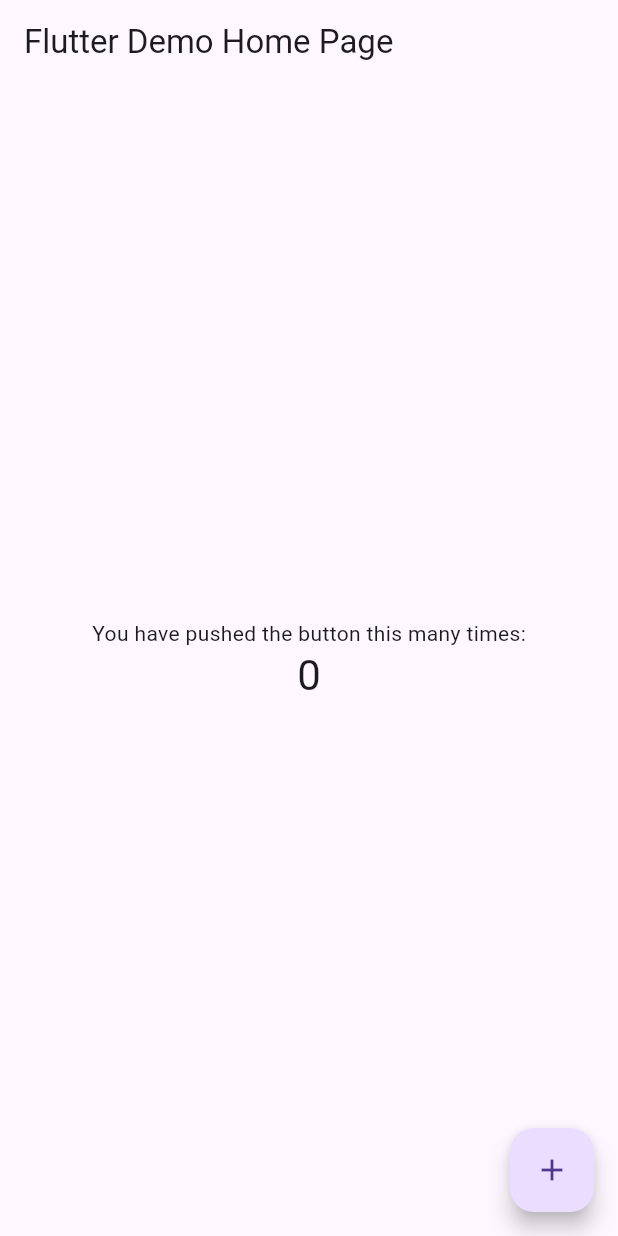
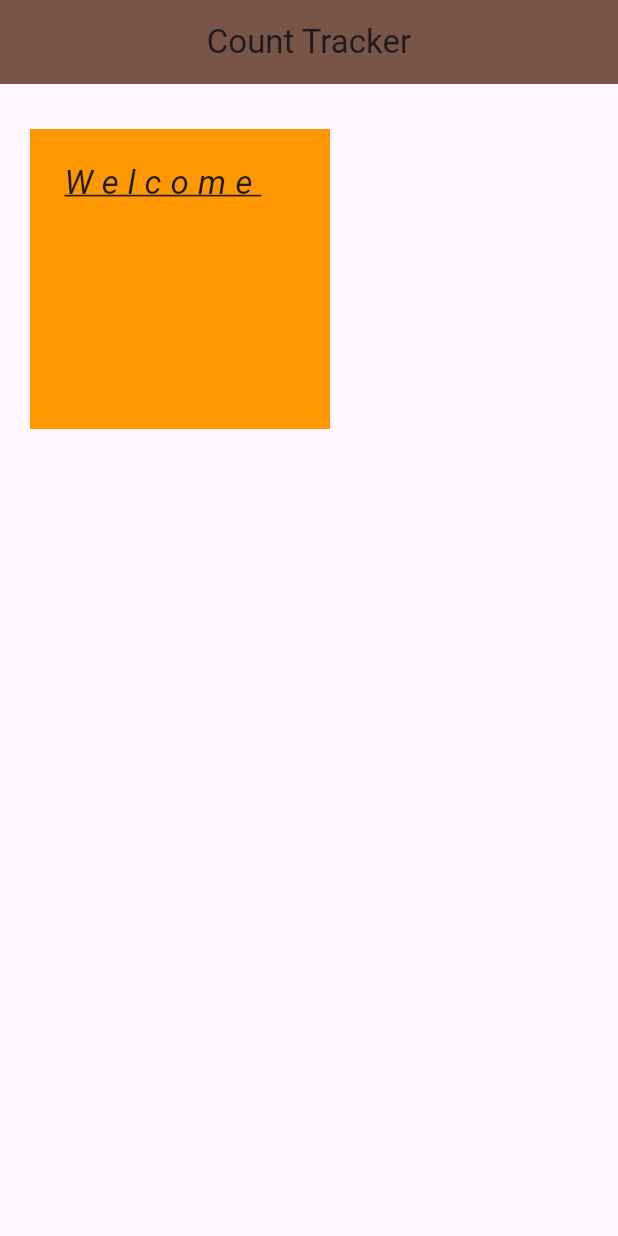
Before and after one commit to FathimaMazeena/First-Flutter-App, a Flutter app: the screen it shows after launch, on a phone screen of 412 x 824 dp. Run offline on Flutter 3.47's test engine with Material 3 defaults, Android fonts, the phone set to English and light mode, and no system bars.

Commit message:
Trying out different widgets

```diff
--- a/lib/main.dart
+++ b/lib/main.dart
@@ -1,115 +1,43 @@
 import 'package:flutter/material.dart';
 
-void main() {
-  runApp(const MyApp());
+
+void main(){
+  runApp(MaterialApp(
+
+    home: Scaffold(
+      appBar: AppBar(
+        title: const Text('Count Tracker'),
+        backgroundColor: Colors.brown,
+        centerTitle: true,
+      ),
+
+      body: const Home(),
+
+
+    ),
+
+
+  ));
 }
 
-class MyApp extends StatelessWidget {
-  const MyApp({super.key});
+class Home extends StatelessWidget {
+  const Home({super.key});
 
-  // This widget is the root of your application.
   @override
   Widget build(BuildContext context) {
-    return MaterialApp(
-      title: 'Flutter Demo',
-      theme: ThemeData(
-        // This is the theme of your application.
-        //
-        // Try running your application with "flutter run". You'll see
-        // the application has a blue toolbar. Then, without quitting
-        // the app, try changing the primarySwatch below to Colors.green
-        // and then invoke "hot reload" (press "r" in the console where
-        // you ran "flutter run", or simply save your changes to "hot reload"
-        // in a Flutter IDE). Notice that the counter didn't reset back to zero;
-        // the application is not restarted.
-        primarySwatch: Colors.blue,
-      ),
-      home: const MyHomePage(title: 'Flutter Demo Home Page'),
+    return Container(
+      color: Colors.orange,
+      width: 200,
+      height: 200,
+      padding: const EdgeInsets.all(20),
+      //margin: EdgeInsets.only(left: 40),
+      margin: EdgeInsets.fromLTRB(20, 30, 20, 30),
+      child: const Text('Welcome', style:TextStyle(
+          fontSize: 22,
+          letterSpacing: 6,
+          decoration: TextDecoration.underline,
+          fontStyle: FontStyle.italic,
+      )),
     );
   }
 }
-
-class MyHomePage extends StatefulWidget {
-  const MyHomePage({super.key, required this.title});
-
-  // This widget is the home page of your application. It is stateful, meaning
-  // that it has a State object (defined below) that contains fields that affect
-  // how it looks.
-
-  // This class is the configuration for the state. It holds the values (in this
-  // case the title) provided by the parent (in this case the App widget) and
-  // used by the build method of the State. Fields in a Widget subclass are
-  // always marked "final".
-
-  final String title;
-
-  @override
-  State<MyHomePage> createState() => _MyHomePageState();
-}
-
-class _MyHomePageState extends State<MyHomePage> {
-  int _counter = 0;
-
-  void _incrementCounter() {
-    setState(() {
-      // This call to setState tells the Flutter framework that something has
-      // changed in this State, which causes it to rerun the build method below
-      // so that the display can reflect the updated values. If we changed
-      // _counter without calling setState(), then the build method would not be
-      // called again, and so nothing would appear to happen.
-      _counter++;
-    });
-  }
-
-  @override
-  Widget build(BuildContext context) {
-    // This method is rerun every time setState is called, for instance as done
-    // by the _incrementCounter method above.
-    //
-    // The Flutter framework has been optimized to make rerunning build methods
-    // fast, so that you can just rebuild anything that needs updating rather
-    // than having to individually change instances of widgets.
-    return Scaffold(
-      appBar: AppBar(
-        // Here we take the value from the MyHomePage object that was created by
-        // the App.build method, and use it to set our appbar title.
-        title: Text(widget.title),
-      ),
-      body: Center(
-        // Center is a layout widget. It takes a single child and positions it
-        // in the middle of the parent.
-        child: Column(
-          // Column is also a layout widget. It takes a list of children and
-          // arranges them vertically. By default, it sizes itself to fit its
-          // children horizontally, and tries to be as tall as its parent.
-          //
-          // Invoke "debug painting" (press "p" in the console, choose the
-          // "Toggle Debug Paint" action from the Flutter Inspector in Android
-          // Studio, or the "Toggle Debug Paint" command in Visual Studio Code)
-          // to see the wireframe for each widget.
-          //
-          // Column has various properties to control how it sizes itself and
-          // how it positions its children. Here we use mainAxisAlignment to
-          // center the children vertically; the main axis here is the vertical
-          // axis because Columns are vertical (the cross axis would be
-          // horizontal).
-          mainAxisAlignment: MainAxisAlignment.center,
-          children: <Widget>[
-            const Text(
-              'You have pushed the button this many times:',
-            ),
-            Text(
-              '$_counter',
-              style: Theme.of(context).textTheme.headlineMedium,
-            ),
-          ],
-        ),
-      ),
-      floatingActionButton: FloatingActionButton(
-        onPressed: _incrementCounter,
-        tooltip: 'Increment',
-        child: const Icon(Icons.add),
-      ), // This trailing comma makes auto-formatting nicer for build methods.
-    );
-  }
-}
```
